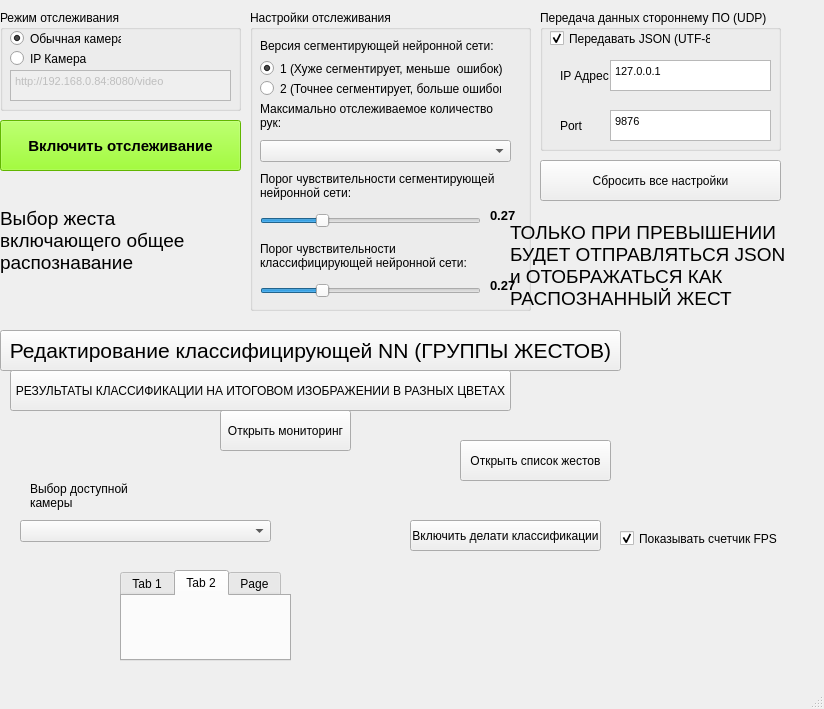
This is mainwindow.ui in GamesIS/HandGestureRecognitionVer2 as Qt 5 draws it before an edit. The edited form follows.
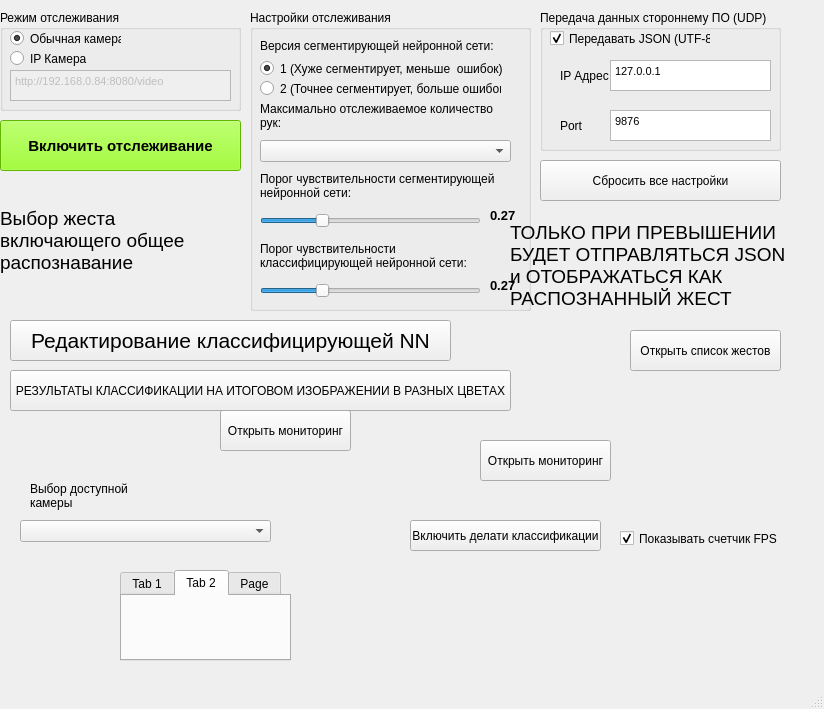
This is the edited form.

Patch:
```diff
--- a/mainwindow.ui
+++ b/mainwindow.ui
@@ -460,9 +460,9 @@
    <widget class="QPushButton" name="startDetection_6">
     <property name="geometry">
      <rect>
-      <x>0</x>
-      <y>330</y>
-      <width>621</width>
+      <x>10</x>
+      <y>320</y>
+      <width>441</width>
       <height>41</height>
      </rect>
     </property>
@@ -472,7 +472,7 @@
      </font>
     </property>
     <property name="text">
-     <string>Редактирование классифицирующей NN (ГРУППЫ ЖЕСТОВ)</string>
+     <string>Редактирование классифицирующей NN</string>
     </property>
    </widget>
    <widget class="QCheckBox" name="cb_json_2">
@@ -584,8 +584,8 @@
    <widget class="QPushButton" name="open_list_gestures">
     <property name="geometry">
      <rect>
-      <x>460</x>
-      <y>440</y>
+      <x>630</x>
+      <y>330</y>
       <width>151</width>
       <height>41</height>
      </rect>
@@ -622,6 +622,19 @@
      </attribute>
     </widget>
    </widget>
+   <widget class="QPushButton" name="startDetection_4">
+    <property name="geometry">
+     <rect>
+      <x>480</x>
+      <y>440</y>
+      <width>131</width>
+      <height>41</height>
+     </rect>
+    </property>
+    <property name="text">
+     <string>Открыть мониторинг</string>
+    </property>
+   </widget>
   </widget>
   <widget class="QMenuBar" name="menubar">
    <property name="geometry">
```
Left out of the diff: 2 changed lines with no effect on the pictures.
